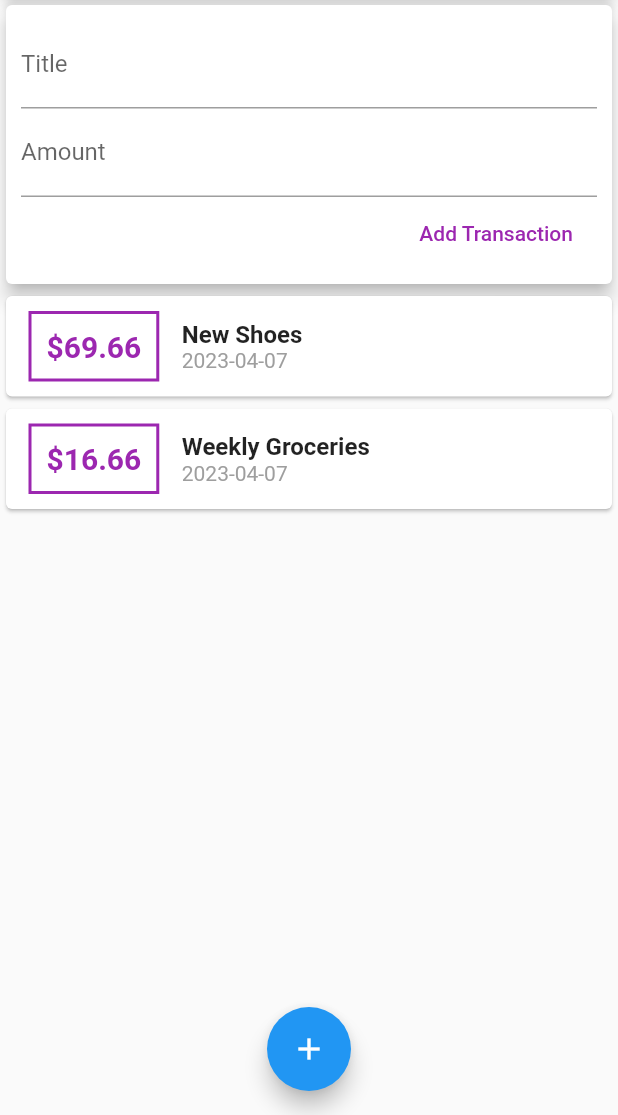
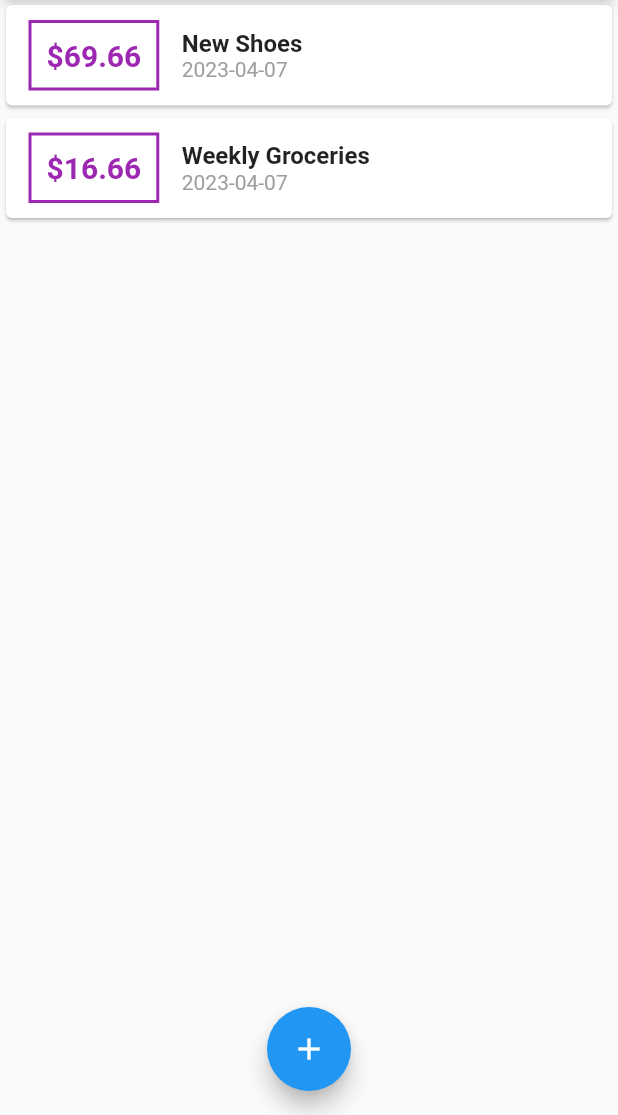
Before and after one commit to hiroshi-iwashita/practice_flutter_20230404, a Flutter app: the screen it shows after launch, on a phone screen of 412 x 824 dp, the part 121-1236 px from its top. Run offline on Flutter 3.47's test engine with Material 2 defaults, Android fonts, the phone set to English and light mode, and no system bars.

Commit message:
update: show modal when adding new transaction

```diff
--- a/lib/main.dart
+++ b/lib/main.dart
@@ -1,6 +1,11 @@
 import 'package:flutter/material.dart';
+import 'package:practice_flutter_20230404/widgets/new_transaction.dart';
+import 'package:practice_flutter_20230404/widgets/transaction_list.dart';
 
-import './widgets/user_transactions.dart';
+import './widgets/transaction_list.dart';
+import './widgets/new_transaction.dart';
+
+import '../models/transaction.dart';
 
 void main() => runApp(MyApp());
 
@@ -14,7 +19,49 @@
   }
 }
 
-class MyHomePage extends StatelessWidget {
+class MyHomePage extends StatefulWidget {
+  @override
+  _MyHomePageState createState() => _MyHomePageState();
+}
+
+class _MyHomePageState extends State<MyHomePage> {
+  final List<Transaction> _userTransactions = [
+    Transaction(
+      id: 't1',
+      title: 'New Shoes',
+      amount: 69.66,
+      date: DateTime.now(),
+    ),
+    Transaction(
+      id: 't2',
+      title: 'Weekly Groceries',
+      amount: 16.66,
+      date: DateTime.now(),
+    )
+  ];
+
+  void _addNewTransaction(String txTitle, double txAmount) {
+    final newTx = Transaction(
+      title: txTitle,
+      amount: txAmount,
+      date: DateTime.now(),
+      id: DateTime.now().toString(),
+    );
+
+    setState(() {
+      _userTransactions.add(newTx);
+    });
+  }
+
+  void _startAddNewTransaction(BuildContext ctx) {
+    showModalBottomSheet(
+      context: ctx,
+      builder: (_) {
+        return NewTransaction(_addNewTransaction);
+      },
+    );
+  }
+
   @override
   Widget build(BuildContext context) {
     return Scaffold(
@@ -22,7 +69,7 @@
         title: Text('Flutter App'),
         actions: <Widget>[
           IconButton(
-            onPressed: () {},
+            onPressed: () => _startAddNewTransaction(context),
             icon: Icon(Icons.add),
           )
         ],
@@ -40,13 +87,13 @@
                 elevation: 4,
               ),
             ),
-            UserTransactions()
+            TransactionList(_userTransactions)
           ],
         ),
       ),
       floatingActionButtonLocation: FloatingActionButtonLocation.centerFloat,
       floatingActionButton: FloatingActionButton(
-        onPressed: () {},
+        onPressed: () => _startAddNewTransaction(context),
         child: Icon(Icons.add),
       ),
     );
--- a/lib/widgets/user_transactions.dart
+++ /dev/null
@@ -1,51 +0,0 @@
-import 'package:flutter/material.dart';
-
-import './new_transaction.dart';
-import './transaction_list.dart';
-
-import '../models/transaction.dart';
-
-class UserTransactions extends StatefulWidget {
-  @override
-  State<UserTransactions> createState() => _UserTransactionsState();
-}
-
-class _UserTransactionsState extends State<UserTransactions> {
-  final List<Transaction> _userTransactions = [
-    Transaction(
-      id: 't1',
-      title: 'New Shoes',
-      amount: 69.66,
-      date: DateTime.now(),
-    ),
-    Transaction(
-      id: 't2',
-      title: 'Weekly Groceries',
-      amount: 16.66,
-      date: DateTime.now(),
-    )
-  ];
-
-  void _addNewTransaction(String txTitle, double txAmount) {
-    final newTx = Transaction(
-      title: txTitle,
-      amount: txAmount,
-      date: DateTime.now(),
-      id: DateTime.now().toString(),
-    );
-
-    setState(() {
-      _userTransactions.add(newTx);
-    });
-  }
-
-  @override
-  Widget build(BuildContext context) {
-    return Column(
-      children: <Widget>[
-        NewTransaction(_addNewTransaction),
-        TransactionList(_userTransactions),
-      ],
-    );
-  }
-}
```
